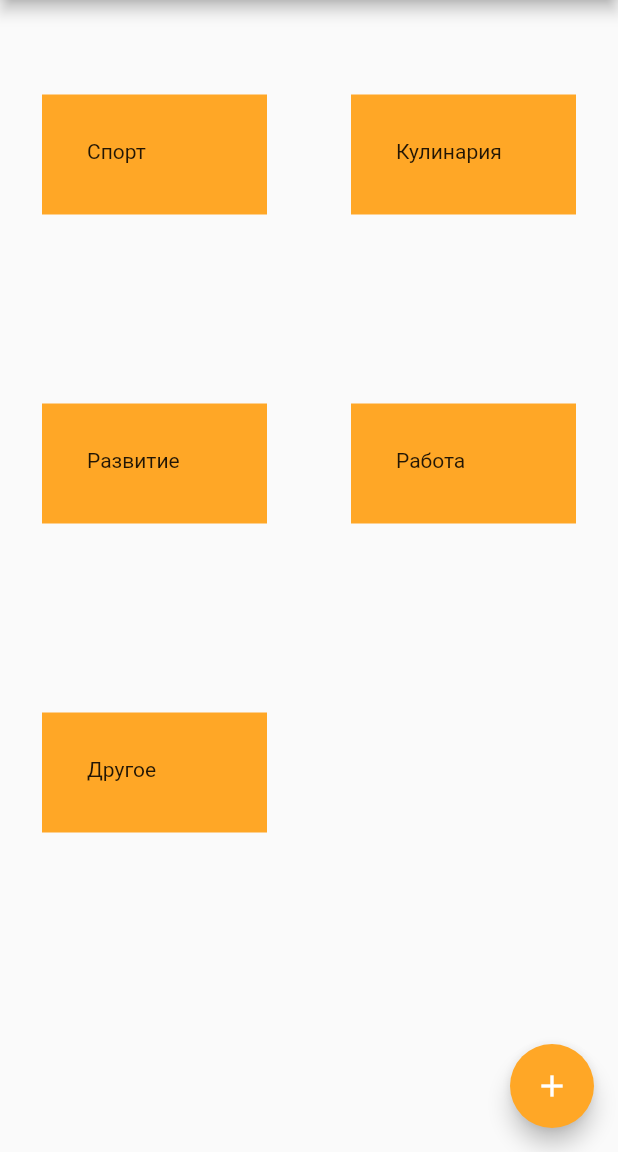
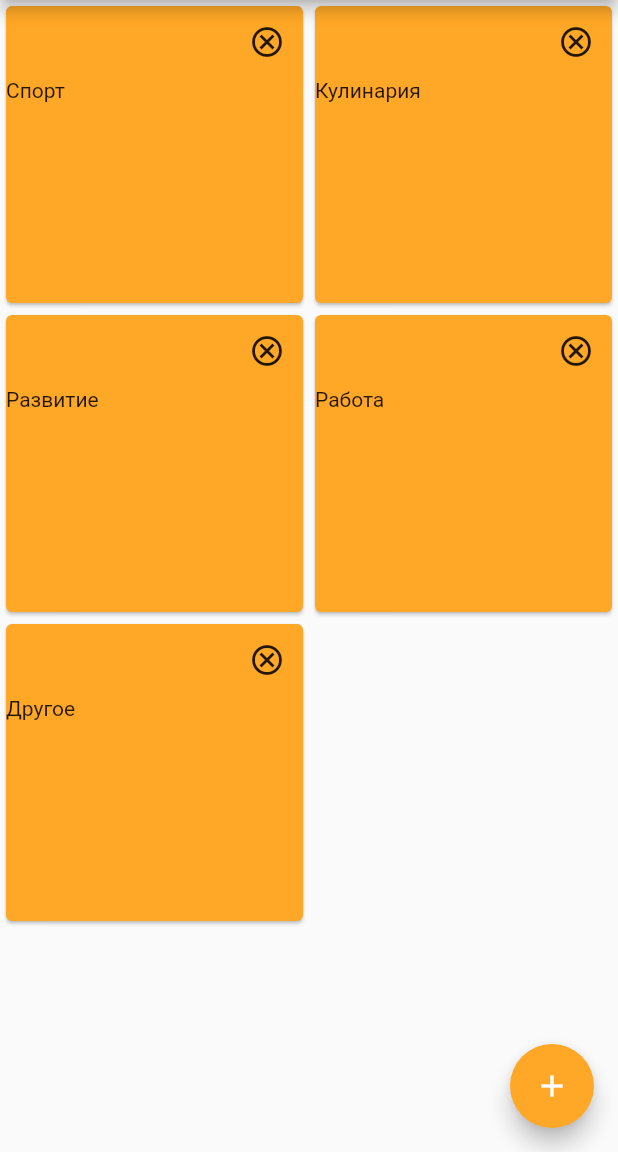
Before and after one commit to devrimma/timer, a Flutter app: the screen it shows after launch, on a phone screen of 412 x 824 dp, the part 84-1236 px from its top. Run offline on Flutter 3.47's test engine with Material 2 defaults, Android fonts, the phone set to English and light mode, and no system bars.

Commit message:
fixed card category

```diff
--- a/lib/classes/category_names.dart
+++ b/lib/classes/category_names.dart
@@ -1,5 +1,6 @@
 class Category {
   String name;
+  String color;
 
-  Category({this.name});
+  Category({this.name, this.color});
 }
--- a/lib/main.dart
+++ b/lib/main.dart
@@ -1,4 +1,5 @@
 import 'package:flutter/material.dart';
+import 'package:flutter/rendering.dart';
 import 'package:timer/classes/category_names.dart';
 
 void main() {
@@ -12,11 +13,11 @@ class MyApp extends StatefulWidget {
 
 class _MyAppState extends State<MyApp> {
   final List<Category> category = [
-    Category(name: "Спорт"),
-    Category(name: "Кулинария"),
-    Category(name: "Развитие"),
-    Category(name: "Работа"),
-    Category(name: "Другое"),
+    Category(name: "Спорт", color: "0xFFe0e0e0"),
+    Category(name: "Кулинария", color: "0xFFb3b3b3"),
+    Category(name: "Развитие", color: "0xFF808080"),
+    Category(name: "Работа", color: "0xFF4d4d4d"),
+    Category(name: "Другое", color: "0xFF262626"),
   ];
 
   @override
@@ -39,18 +40,35 @@ class _MyAppState extends State<MyApp> {
           child: GridView.count(
             crossAxisCount: 2,
             children: List.generate(
-                category.length,
-                (index) => Center(
-                      child: Container(
-                        height: 80,
-                        width: 150,
-                        decoration: BoxDecoration(
-                          color: Colors.orange[400],
+              category.length,
+              (index) => Card(
+                color: Colors.orange[400],
+                child: InkWell(
+                  splashColor: Colors.red,
+                  onTap: () {},
+                  child: Container(
+                    child: Column(
+                      children: <Widget>[
+                        Row(
+                          mainAxisAlignment: MainAxisAlignment.end,
+                          children: [
+                            IconButton(
+                                icon: Icon(Icons.cancel_outlined),
+                                onPressed: () {},
+                            ),
+                          ],
                         ),
-                        padding: const EdgeInsets.all(30),
-                        child: Text("${category[index].name}"),
-                      ),
-                    )),
+                        Align(
+                          alignment: Alignment(-1.0,.0),
+                          child: Text("${category[index].name}",
+                          ),
+                        ),
+                      ],
+                    ),
+                  ),
+                ),
+              ),
+            ),
           ),
         ),
         floatingActionButton: FloatingActionButton(
```
